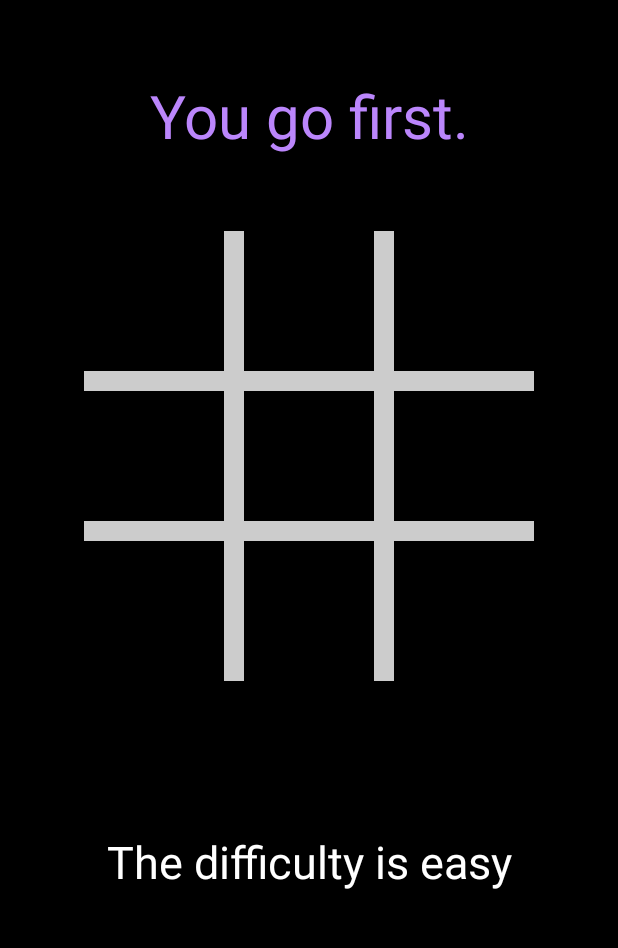
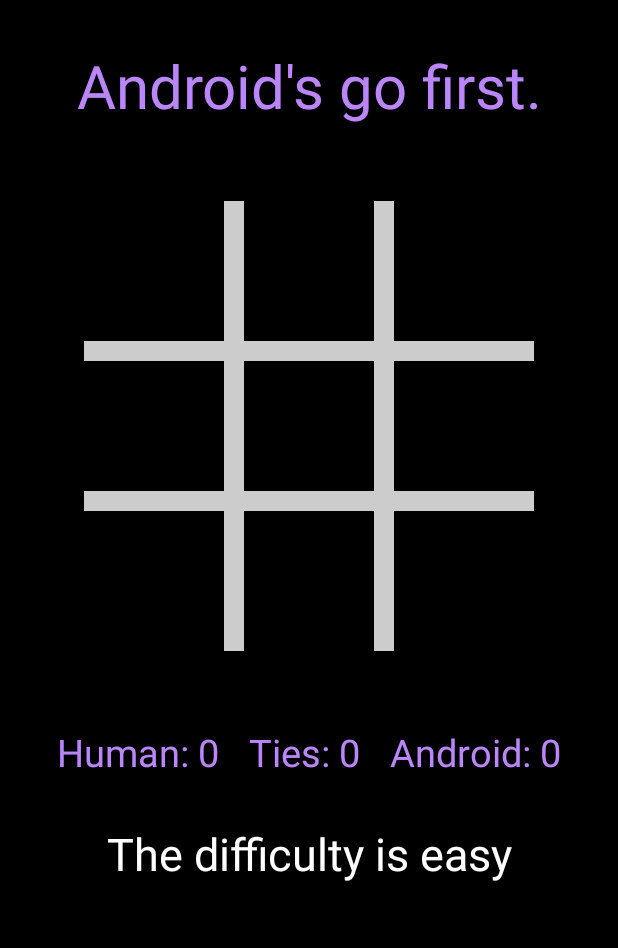
Before and after one commit to jucarmonam/AndroidUN, an Android app: the screen it shows after launch (AndroidTicTacToeActivity), in the options menu, after a tap on "New Game", on a phone screen of 412 x 824 dp, the part 84-1032 px from its top. Run offline under Robolectric (Android 15) with nearby library versions, the phone set to English and light mode, and no system bars.

Commit message:
Reto 6 terminado

```diff
--- a/TicTacToe/app/src/main/AndroidManifest.xml
+++ b/TicTacToe/app/src/main/AndroidManifest.xml
@@ -11,7 +11,7 @@
         android:label="@string/app_name"
         android:roundIcon="@mipmap/ic_launcher_round"
         android:supportsRtl="true"
-        android:theme="@style/Theme.AndroidTicTacToe"
+        android:theme="@style/Theme.AndroidTicTacToe" >
         tools:targetApi="31">
         <activity
             android:name=".AndroidTicTacToeActivity"
--- a/TicTacToe/app/src/main/java/com/example/tictactoe/AndroidTicTacToeActivity.kt
+++ b/TicTacToe/app/src/main/java/com/example/tictactoe/AndroidTicTacToeActivity.kt
@@ -2,10 +2,8 @@ package com.example.tictactoe
 
 import android.annotation.SuppressLint
 import android.app.AlertDialog
-import android.content.DialogInterface
+import android.content.SharedPreferences
 import android.media.MediaPlayer
-import android.opengl.ETC1.getHeight
-import android.opengl.ETC1.getWidth
 import android.os.Bundle
 import android.os.Handler
 import android.os.Looper
@@ -16,19 +14,21 @@ import androidx.appcompat.app.AppCompatActivity
 import androidx.appcompat.view.menu.MenuBuilder
 import edu.harding.tictactoe.BoardView
 import edu.harding.tictactoe.TicTacToeGame
-import java.util.*
 
 
 class AndroidTicTacToeActivity : AppCompatActivity() {
     private lateinit var mGame: TicTacToeGame
 
-    // Buttons making up the board
-    //private lateinit var mBoardButtons : Array<Button?>
-
     // Various text displayed
     private lateinit var mInfoTextView: TextView
 
     private lateinit var mDifficultyTextView: TextView
+
+    private lateinit var mHumanScoreTextView: TextView
+
+    private lateinit var mComputerScoreTextView: TextView
+
+    private lateinit var mTieScoreTextView: TextView
 
     private lateinit var mBoardView: BoardView
 
@@ -36,8 +36,21 @@ class AndroidTicTacToeActivity : AppCompatActivity() {
 
     private var playerMove = true
 
+    private var mHumanWins = 0
+
+    private var mComputerWins = 0
+
+    private var mTies = 0
+
+    private var mPrefs: SharedPreferences? = null
+
     var mHumanMediaPlayer: MediaPlayer? = null
-    var mComputerMediaPlayer: MediaPlayer? = null
+
+    private var mComputerMediaPlayer: MediaPlayer? = null
+
+    private var playerStart: Boolean = true
+
+    private var handler = Handler(Looper.getMainLooper())
 
     override fun onCreate(savedInstanceState: Bundle?) {
         super.onCreate(savedInstanceState)
@@ -45,12 +58,64 @@ class AndroidTicTacToeActivity : AppCompatActivity() {
 
         mInfoTextView = findViewById<View>(R.id.information) as TextView
         mDifficultyTextView = findViewById<View>(R.id.difficulty) as TextView
+        mHumanScoreTextView = findViewById<View>(R.id.human) as TextView
+        mComputerScoreTextView = findViewById<View>(R.id.android) as TextView
+        mTieScoreTextView = findViewById<View>(R.id.ties) as TextView
         mGame = TicTacToeGame()
         mBoardView = findViewById<View>(R.id.boardView) as BoardView
         mBoardView.setGame(mGame)
         mBoardView.setOnTouchListener(mTouchListener())
 
+        mPrefs = getSharedPreferences("ttt_prefs", MODE_PRIVATE)
+        // Restore the scores
+        mHumanWins = mPrefs!!.getInt("mHumanWins", 0)
+        mComputerWins = mPrefs!!.getInt("mComputerWins", 0)
+        mTies = mPrefs!!.getInt("mTies", 0)
+
+        if (savedInstanceState == null) {
             startNewGame()
+        }
+
+        displayScores()
+    }
+
+    override fun onStop() {
+        super.onStop()
+        // Save the current scores
+        val ed = mPrefs!!.edit()
+        ed.putInt("mHumanWins", mHumanWins)
+        ed.putInt("mComputerWins", mComputerWins)
+        ed.putInt("mTies", mTies)
+        ed.apply()
+    }
+
+    override fun onRestoreInstanceState(savedInstanceState: Bundle) {
+        super.onRestoreInstanceState(savedInstanceState)
+        mGame.setBoardState(savedInstanceState.getCharArray("board")!!)
+        mGameOver = savedInstanceState.getBoolean("mGameOver")
+        playerMove = savedInstanceState.getBoolean("playerMove")
+        if(!playerMove){
+            computerMove()
+        }
+        mInfoTextView.text = savedInstanceState.getCharSequence("info")
+        mDifficultyTextView.text = savedInstanceState.getCharSequence("difficulty")
+        playerStart = savedInstanceState.getBoolean("playerStart")
+
+        val difficult = savedInstanceState.getCharArray("DifficultyLevel")
+
+        if(difficult.toString() == "Easy"){
+            mGame.setDifficultyLevel(TicTacToeGame.DifficultyLevel.Easy)
+        }else if(difficult.toString() == "Harder"){
+            mGame.setDifficultyLevel(TicTacToeGame.DifficultyLevel.Harder)
+        }else if(difficult.toString() == "Expert"){
+            mGame.setDifficultyLevel(TicTacToeGame.DifficultyLevel.Expert)
+        }
+    }
+
+    private fun displayScores() {
+        mHumanScoreTextView.text = "Human: ".plus(mHumanWins.toString())
+        mComputerScoreTextView.text = "Android: ".plus(mComputerWins.toString())
+        mTieScoreTextView.text = "Ties: ".plus(mTies.toString())
     }
 
     override fun onResume() {
@@ -63,6 +128,18 @@ class AndroidTicTacToeActivity : AppCompatActivity() {
         super.onPause()
         mHumanMediaPlayer?.release()
         mComputerMediaPlayer?.release()
+        handler.removeCallbacksAndMessages(null)
+    }
+
+    override fun onSaveInstanceState(outState: Bundle) {
+        super.onSaveInstanceState(outState)
+        outState.putCharArray("board", mGame.getBoardState())
+        outState.putBoolean("mGameOver", mGameOver)
+        outState.putBoolean("playerMove", playerMove)
+        outState.putCharSequence("info", mInfoTextView.text)
+        outState.putCharSequence("difficulty", mDifficultyTextView.text)
+        outState.putBoolean("playerStart", playerStart)
+        outState.putCharSequence("DifficultyLevel", mGame.getDifficultyLevel().toString())
     }
 
     // Listen for touches on the board
@@ -75,60 +152,69 @@ class AndroidTicTacToeActivity : AppCompatActivity() {
             val pos = row * 3 + col
 
             if (playerMove && !mGameOver && setMove(TicTacToeGame().HUMAN_PLAYER, pos)){
+                try {
                     mHumanMediaPlayer?.start()
-                var winner: Int = mGame.checkForWinner()
+                }catch (e: IllegalStateException){
+                    println("danado")
+                }
+                val winner: Int = mGame.checkForWinner()
                 if (winner == 0) {
                     mInfoTextView.text = "It's Android's turn."
                     playerMove = false
-                    Handler(Looper.getMainLooper()).postDelayed({
+                    computerMove()
+                }
+
+                if(playerMove){
+                    validateWinner(winner)
+                }
+            }
+
+            return false
+        }
+    }
+
+    private fun computerMove() {
+        handler.postDelayed({
             val move: Int = mGame.getComputerMove()
             setMove(TicTacToeGame().COMPUTER_PLAYER, move)
             mBoardView.invalidate()
+            try{
                 mComputerMediaPlayer?.start()
-                        winner = mGame.checkForWinner()
+            }catch (e: IllegalStateException){
+                println("danado")
+            }
+            val winner = mGame.checkForWinner()
             playerMove = true
 
+            validateWinner(winner)
+        }, 2000)
+    }
+
+    private fun validateWinner(winner: Int) {
         when (winner) {
             0 -> mInfoTextView.text =
                 "It's your turn."
             1 -> {
                 mInfoTextView.text = "It's a tie!"
                 mGameOver = true
+                mTies++
+                mTieScoreTextView.text = "Ties: ".plus(mTies)
             }
             2 -> {
                 mInfoTextView.text = "You won!"
                 mGameOver = true
+                mHumanWins++
+                mHumanScoreTextView.text = "Human: ".plus(mHumanWins)
             }
             else -> {
                 mInfoTextView.text = "Android won!"
                 mGameOver = true
-                            }
-                        }
-                    }, 2000)
-                }
-
-                if(playerMove){
-                    when (winner) {
-                        0 -> mInfoTextView.text =
-                            "It's your turn."
-                        1 -> {
-                            mInfoTextView.text = "It's a tie!"
-                            mGameOver = true
-                        }
-                        2 -> {
-                            mInfoTextView.text = "You won!"
-                            mGameOver = true
-                        }
-                        else -> {
-                            mInfoTextView.text = "Android won!"
-                            mGameOver = true
-                        }
-                    }
+                mComputerWins++
+                mComputerScoreTextView.text = "Android: ".plus(mComputerWins)
             }
         }
 
-            return false
-        }
+
     }
 
     @SuppressLint("RestrictedApi")
@@ -151,8 +237,8 @@ class AndroidTicTacToeActivity : AppCompatActivity() {
                 difficultyAlert()
                 return true
             }
-            R.id.quit -> {
-                quitGameAlert()
+            R.id.reset_scores -> {
+                resetScoresAlert()
                 return true
             }
         }
@@ -164,6 +250,7 @@ class AndroidTicTacToeActivity : AppCompatActivity() {
         mGame.clearBoard()
         mBoardView.invalidate()
         mGameOver = false
+        handler.removeCallbacksAndMessages(null)
 
         when(mGame.getDifficultyLevel()){
             TicTacToeGame.DifficultyLevel.Easy->{mDifficultyTextView.text = "The difficulty is easy"}
@@ -171,17 +258,17 @@ class AndroidTicTacToeActivity : AppCompatActivity() {
             TicTacToeGame.DifficultyLevel.Expert->{mDifficultyTextView.text = "The difficulty is expert"}
         }
 
+        if(!playerStart){
+            mInfoTextView.text = "Android's go first."
+            playerMove = false
+            computerMove()
+        }else{
             // Human goes first
             mInfoTextView.text = "You go first."
         }
 
-    /*
-    private fun blockButtons(){
-        for (i in mBoardButtons.indices){
-            mBoardButtons[i]!!.isEnabled = false
+        playerStart = !playerStart
     }
-    }
-     */
 
     private fun setMove(player: Char, location: Int) : Boolean {
         if (mGame.setMove(player, location)) {
@@ -201,7 +288,7 @@ class AndroidTicTacToeActivity : AppCompatActivity() {
         )
         with(builder)
         {
-            setTitle(R.string.difficulty_choose);
+            setTitle(R.string.difficulty_choose)
             setSingleChoiceItems(levels, -1) { dialogInterface, item ->
                 when(item){
                     0 ->{
@@ -230,23 +317,12 @@ class AndroidTicTacToeActivity : AppCompatActivity() {
         dialog.show()
     }
 
-    private val positiveButtonClick = { _: DialogInterface, _: Int ->
-        finish()
-    }
-
-    private val negativeButtonClick = { _: DialogInterface, _: Int ->
-        Toast.makeText(applicationContext,"Continuemos jugando", Toast.LENGTH_SHORT).show()
-    }
-
-    private fun quitGameAlert(){
-        val builder = AlertDialog.Builder(this)
-        with(builder)
-        {
-            setTitle("Cerrar juego")
-            setMessage("Desea cerrar el juego?")
-            setPositiveButton("Si", positiveButtonClick)
-            setNegativeButton("No", negativeButtonClick)
-            show()
+    private fun resetScoresAlert(){
+        mTies = 0
+        mHumanWins = 0
+        mComputerWins = 0
+        mTieScoreTextView.text = "Ties: ".plus("0")
+        mHumanScoreTextView.text = "Human: ".plus("0")
+        mComputerScoreTextView.text = "Android: ".plus("0")
     }
 }
-}
--- /dev/null
+++ b/TicTacToe/app/src/main/res/layout-land/activity_main.xml
@@ -0,0 +1,68 @@
+<?xml version="1.0" encoding="utf-8"?>
+<LinearLayout xmlns:android="http://schemas.android.com/apk/res/android"
+    android:orientation="horizontal"
+    android:layout_width="fill_parent"
+    android:layout_height="fill_parent"
+    android:background="@color/black">
+
+    <edu.harding.tictactoe.BoardView
+        android:id="@+id/boardView"
+        android:layout_width="310dp"
+        android:layout_height="280dp"
+        android:layout_gravity="center"
+        android:layout_marginStart="50dp"/>
+
+    <LinearLayout
+        android:orientation="vertical"
+        android:layout_width="fill_parent"
+        android:layout_height="match_parent">
+        <TextView
+            android:id="@+id/information"
+            android:layout_width="wrap_content"
+            android:layout_height="wrap_content"
+            android:text="info"
+            android:layout_marginTop="10dp"
+            android:layout_gravity="center"
+            android:textSize="40sp"
+            android:textColor="@color/purple_200"/>
+
+        <TextView
+            android:id="@+id/human"
+            android:layout_width="wrap_content"
+            android:layout_height="wrap_content"
+            android:text="Human: 0"
+            android:layout_marginTop="30dp"
+            android:layout_marginStart="30sp"
+            android:textSize="30sp"
+            android:textColor="@color/purple_200"/>
+
+        <TextView
+            android:id="@+id/ties"
+            android:layout_width="wrap_content"
+            android:layout_height="wrap_content"
+            android:text="Ties: 0"
+            android:layout_marginStart="30sp"
+            android:textSize="30sp"
+            android:textColor="@color/purple_200"/>
+
+        <TextView
+            android:id="@+id/android"
+            android:layout_width="wrap_content"
+            android:layout_height="wrap_content"
+            android:layout_marginStart="30sp"
+            android:text="Android: 0"
+            android:textSize="30sp"
+            android:textColor="@color/purple_200"/>
+
+        <TextView
+            android:id="@+id/difficulty"
+            android:layout_width="wrap_content"
+            android:layout_height="wrap_content"
+            android:layout_gravity="center"
+            android:padding="4dp"
+            android:text="difficulty"
+            android:layout_marginTop="20dp"
+            android:textSize="30sp"
+            android:textColor="@color/white"/>
+    </LinearLayout>
+</LinearLayout>
--- a/TicTacToe/app/src/main/res/layout/activity_main.xml
+++ b/TicTacToe/app/src/main/res/layout/activity_main.xml
@@ -11,7 +11,7 @@
         android:layout_height="wrap_content"
         android:text="info"
         android:gravity="center_horizontal"
-        android:layout_marginTop="50dp"
+        android:layout_marginTop="30dp"
         android:textSize="40sp"
         android:textColor="@color/purple_200"/>
 
@@ -22,11 +22,46 @@
         android:layout_marginTop="50dp"
         android:layout_gravity="center" />
 
+    <LinearLayout
+        android:layout_width="match_parent"
+        android:layout_height="wrap_content"
+        android:orientation="horizontal"
+        android:gravity="center_horizontal"
+        android:layout_marginTop="50dp">
+
+        <TextView
+            android:id="@+id/human"
+            android:layout_width="wrap_content"
+            android:layout_height="wrap_content"
+            android:text="Human: 0"
+            android:textSize="25sp"
+            android:textColor="@color/purple_200"
+            android:layout_marginEnd="20dp"/>
+
+        <TextView
+            android:id="@+id/ties"
+            android:layout_width="wrap_content"
+            android:layout_height="wrap_content"
+            android:text="Ties: 0"
+            android:textSize="25sp"
+            android:textColor="@color/purple_200"/>
+
+        <TextView
+            android:id="@+id/android"
+            android:layout_width="wrap_content"
+            android:layout_height="wrap_content"
+            android:text="Android: 0"
+            android:textSize="25sp"
+            android:textColor="@color/purple_200"
+            android:layout_marginStart="20dp"/>
+
+    </LinearLayout>
+
     <TextView
         android:id="@+id/difficulty"
         android:layout_width="fill_parent"
         android:layout_height="wrap_content"
-        android:layout_marginTop="100dp"
+        android:layout_marginTop="30dp"
         android:gravity="center_horizontal"
         android:text="difficulty"
         android:textSize="30sp"
--- a/TicTacToe/app/src/main/res/menu/options_menu.xml
+++ b/TicTacToe/app/src/main/res/menu/options_menu.xml
@@ -10,7 +10,7 @@
         android:icon="@drawable/difficulty_level"
         android:title="Difficulty"/>
     <item
-        android:id="@+id/quit"
+        android:id="@+id/reset_scores"
         android:icon="@drawable/quit_game"
-        android:title="Quit"/>
+        android:title="Reset Scores"/>
 </menu>
```
Also changed, not shown: TicTacToe/app/src/main/java/edu/harding/tictactoe/TicTacToeGame.kt (+10 -0 lines). Lines whose indentation alone changed are shown as unchanged.
